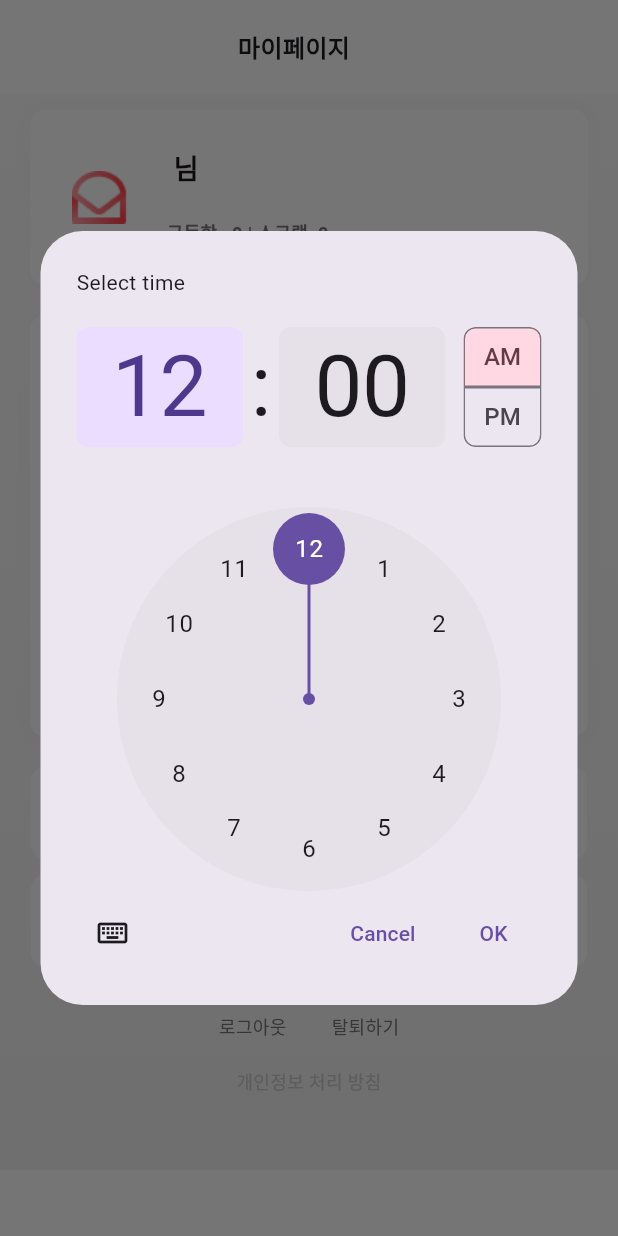
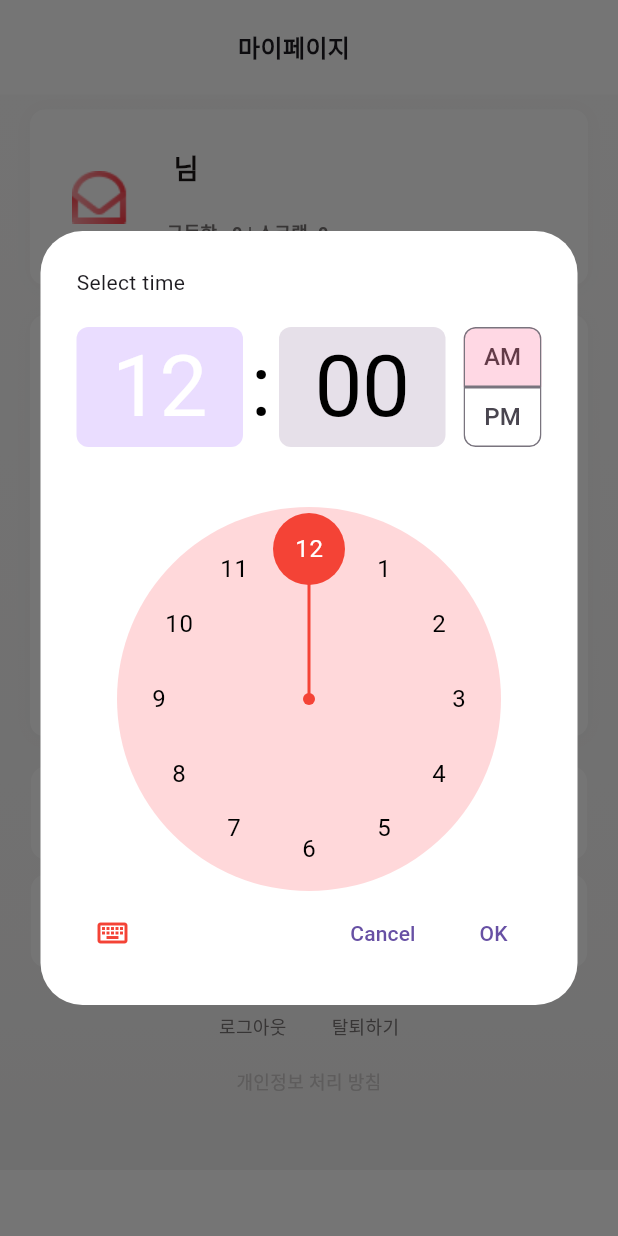
Before and after one commit to DevKor-github/KUDOG-front, a Flutter app: the ViewMyPageWidget screen opened directly, after a tap on the "access time" icon, on a phone screen of 412 x 824 dp. Run offline on Flutter 3.47's test engine with Material 3 defaults, Android fonts, the phone set to English and light mode, and no system bars; our stand-ins replace dio, dotted_border, firebase_core, firebase_messaging, flutter_widget_from_html, share_plus and 1 more; accounts and stored records are empty; network calls fail; Roboto replaces fonts that are missing (Pretendard).

Commit message:
Fix: showtimepicker

```diff
--- a/kudog/lib/main.dart
+++ b/kudog/lib/main.dart
@@ -13,6 +13,7 @@ import 'package:kudog/service/CategoryService.dart';
 import 'package:kudog/service/ChangePwService.dart';
 import 'package:kudog/service/NoticeService.dart';
 import 'package:kudog/service/NotificationService.dart';
+import 'package:kudog/service/ScrapBoxService.dart';
 import 'package:kudog/service/SignInService.dart';
 import 'package:kudog/service/SignOutService.dart';
 import 'package:kudog/service/SignUpService.dart';
@@ -36,6 +37,7 @@ void main() async {
     ChangeNotifierProvider(create: (context) => WithdrawalService()),
     ChangeNotifierProvider(create: (context) => TokenService()),
     ChangeNotifierProvider(create: (context) => NotificationService()),
+    ChangeNotifierProvider(create: (context) => ScrapBoxService()),
   ], child: const MainApp()));
 }
 
--- a/kudog/lib/model/NoticeModel.dart
+++ b/kudog/lib/model/NoticeModel.dart
@@ -169,40 +169,46 @@ class NoticeDetail {
   int? id;
   String? title;
   String? content;
+  String? writer;
   String? date;
+  String? url;
   int? view;
-  String? url;
   bool? scrapped;
-  String? writer;
   int? scrapCount;
+  String? provider;
   String? category;
-  String? provider;
+  List<int>? scrapBoxId;
+  String? mappedCategory;
 
   NoticeDetail(
       {this.id,
       this.title,
       this.content,
+      this.writer,
       this.date,
+      this.url,
       this.view,
-      this.url,
       this.scrapped,
-      this.writer,
       this.scrapCount,
+      this.provider,
       this.category,
-      this.provider});
+      this.scrapBoxId,
+      this.mappedCategory});
 
   NoticeDetail.fromJson(Map<String, dynamic> json) {
     id = json['id'];
     title = json['title'];
     content = json['content'];
+    writer = json['writer'];
     date = json['date'];
+    url = json['url'];
     view = json['view'];
-    url = json['url'];
     scrapped = json['scrapped'];
-    writer = json['writer'];
     scrapCount = json['scrapCount'];
+    provider = json['provider'];
     category = json['category'];
-    provider = json['provider'];
+    scrapBoxId = json['scrapBoxId'].cast<int>();
+    mappedCategory = json['mappedCategory'];
   }
 
   Map<String, dynamic> toJson() {
@@ -210,14 +216,16 @@ class NoticeDetail {
     data['id'] = this.id;
     data['title'] = this.title;
     data['content'] = this.content;
+    data['writer'] = this.writer;
     data['date'] = this.date;
+    data['url'] = this.url;
     data['view'] = this.view;
-    data['url'] = this.url;
     data['scrapped'] = this.scrapped;
-    data['writer'] = this.writer;
     data['scrapCount'] = this.scrapCount;
+    data['provider'] = this.provider;
     data['category'] = this.category;
-    data['provider'] = this.provider;
+    data['scrapBoxId'] = this.scrapBoxId;
+    data['mappedCategory'] = this.mappedCategory;
     return data;
   }
 }
--- a/kudog/lib/pages/my/ViewMyPage.dart
+++ b/kudog/lib/pages/my/ViewMyPage.dart
@@ -82,13 +82,33 @@ class _ViewMyPageWidgetState extends State<ViewMyPageWidget> {
   Future<void> _selectTime(BuildContext context) async {
     final TimeOfDay? picked = await showTimePicker(
       context: context,
-      initialTime: _selectedTime ?? TimeOfDay.now(),
+      initialTime: _selectedTime,
+      builder: (BuildContext context, Widget? child) {
+        return Theme(
+          data: ThemeData.light().copyWith(
+            timePickerTheme: TimePickerThemeData(
+              backgroundColor: Colors.white,
+              dialHandColor: Colors.red, // 시계 바늘 색상
+              dialBackgroundColor: Color(0xffFFD8DA), // 시계 다이얼 배경 색상
+              dialTextColor: MaterialStateColor.resolveWith(
+                  (states) => states.contains(MaterialState.selected)
+                      ? Colors.white // 선택된 상태의 시계 숫자 색상
+                      : Colors.black), // 기본 시계 숫자 색상
+              hourMinuteTextColor: MaterialStateColor.resolveWith(
+                  (states) => states.contains(MaterialState.selected)
+                      ? Colors.white // 선택된 상태의 시간/분 텍스트 색상
+                      : Colors.black), // 기본 시간/분 텍스트 색상
+              entryModeIconColor: Colors.red, // 입력 모드 아이콘 색상
+            ),
+          ),
+          child: child!,
+        );
+      },
     );
-    if (picked != null && picked != _selectedTime) {
+    if (picked != null && picked != _selectedTime)
       setState(() {
         _selectedTime = picked;
       });
-    }
   }
 
   @override
@@ -293,16 +313,7 @@ class _ViewMyPageWidgetState extends State<ViewMyPageWidget> {
                                             ),
                                             GestureDetector(
                                               onTap: () async {
-                                                final TimeOfDay? picked =
-                                                    await showTimePicker(
-                                                  context: context,
-                                                  initialTime: _selectedTime,
-                                                );
-                                                if (picked != null &&
-                                                    picked != _selectedTime)
-                                                  setState(() {
-                                                    _selectedTime = picked;
-                                                  });
+                                                await _selectTime(context);
                                               },
                                               child: Icon(Icons.access_time,
                                                   color: Color(0xff787474)),
--- a/kudog/lib/service/ScrapBoxService.dart
+++ b/kudog/lib/service/ScrapBoxService.dart
@@ -23,6 +23,7 @@ class ScrapBoxService extends ChangeNotifier {
 
       if (response.statusCode == 200) {
         print("GET 요청 성공");
+        print(response.data);
         for (Map<String, dynamic> item in response.data) {
           print(Scrap.fromJson(item));
           scrapBoxes.add(Scrap.fromJson(item));
```
Also changed, not shown: kudog/lib/pages/home/ViewPostDetailPage.dart (+30 -2 lines).
